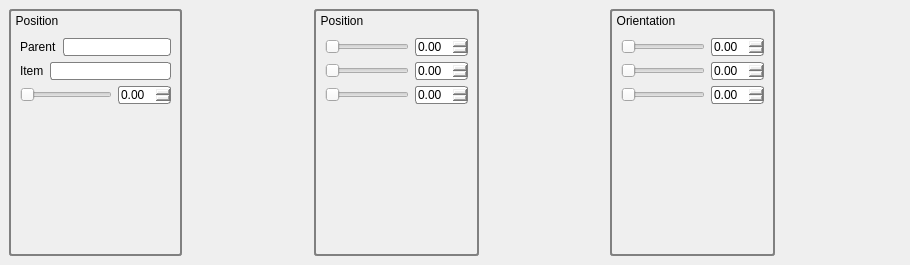
Old version of the form qtWidgets/ui/inspector.ui in the repository golems/grip2.
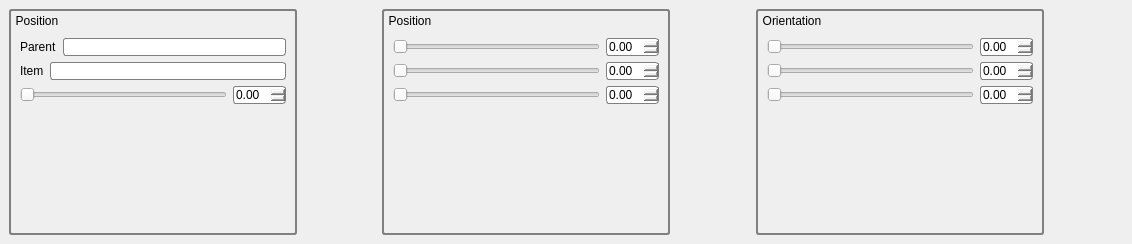
New version of the form.

Commit message: Update tabs-border lines and docking issue

```diff
--- a/qtWidgets/ui/inspector.ui
+++ b/qtWidgets/ui/inspector.ui
@@ -6,8 +6,8 @@
    <rect>
     <x>0</x>
     <y>0</y>
-    <width>910</width>
-    <height>265</height>
+    <width>1132</width>
+    <height>244</height>
    </rect>
   </property>
   <property name="windowTitle">
@@ -17,6 +17,18 @@
    <layout class="QHBoxLayout" name="horizontalLayout_10">
     <item>
      <widget class="QGroupBox" name="groupBox_5">
+      <property name="sizePolicy">
+       <sizepolicy hsizetype="MinimumExpanding" vsizetype="MinimumExpanding">
+        <horstretch>1</horstretch>
+        <verstretch>1</verstretch>
+       </sizepolicy>
+      </property>
+      <property name="minimumSize">
+       <size>
+        <width>0</width>
+        <height>0</height>
+       </size>
+      </property>
       <property name="styleSheet">
        <string notr="true">QGroupBox { 
    border: 2px solid gray; 
@@ -137,6 +149,12 @@
     </item>
     <item>
      <widget class="QGroupBox" name="groupBox_4">
+      <property name="sizePolicy">
+       <sizepolicy hsizetype="MinimumExpanding" vsizetype="MinimumExpanding">
+        <horstretch>1</horstretch>
+        <verstretch>1</verstretch>
+       </sizepolicy>
+      </property>
       <property name="styleSheet">
        <string notr="true">QGroupBox { 
    border: 2px solid gray; 
@@ -257,6 +275,12 @@
     </item>
     <item>
      <widget class="QGroupBox" name="groupBox_3">
+      <property name="sizePolicy">
+       <sizepolicy hsizetype="MinimumExpanding" vsizetype="MinimumExpanding">
+        <horstretch>1</horstretch>
+        <verstretch>1</verstretch>
+       </sizepolicy>
+      </property>
       <property name="styleSheet">
        <string notr="true">QGroupBox { 
    border: 2px solid gray; 
```
The commit also changes 1 other file.
